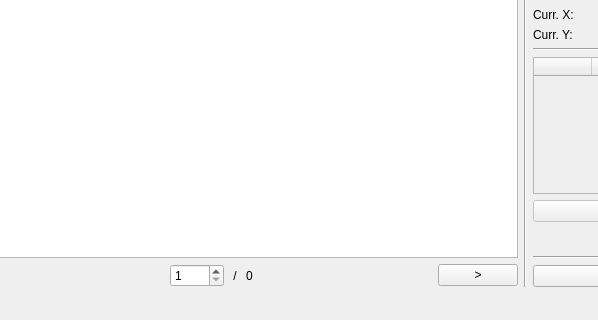
Old version of the form mainwindow.ui in the repository prsousa/TomSeg; both pictures show x 106 to 704 and y 215 to 535 of the 950 by 535 pixel window.
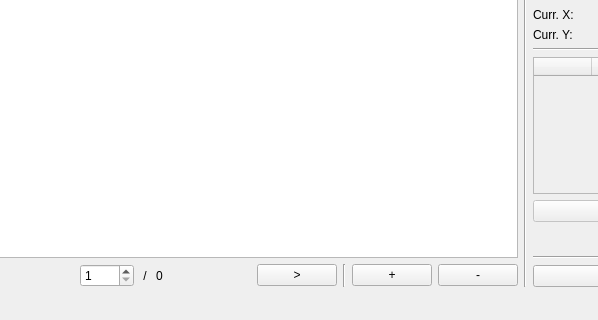
New version of the form.

Commit message: Added possibility to zoom in and out on GUI

```diff
--- a/mainwindow.ui
+++ b/mainwindow.ui
@@ -101,6 +101,27 @@
           </property>
          </widget>
         </item>
+        <item>
+         <widget class="Line" name="line_2">
+          <property name="orientation">
+           <enum>Qt::Vertical</enum>
+          </property>
+         </widget>
+        </item>
+        <item>
+         <widget class="QPushButton" name="moreZoomButton">
+          <property name="text">
+           <string>+</string>
+          </property>
+         </widget>
+        </item>
+        <item>
+         <widget class="QPushButton" name="lessZoomButton">
+          <property name="text">
+           <string>-</string>
+          </property>
+         </widget>
+        </item>
        </layout>
       </item>
      </layout>
```
The commit also changes 2 other files.
